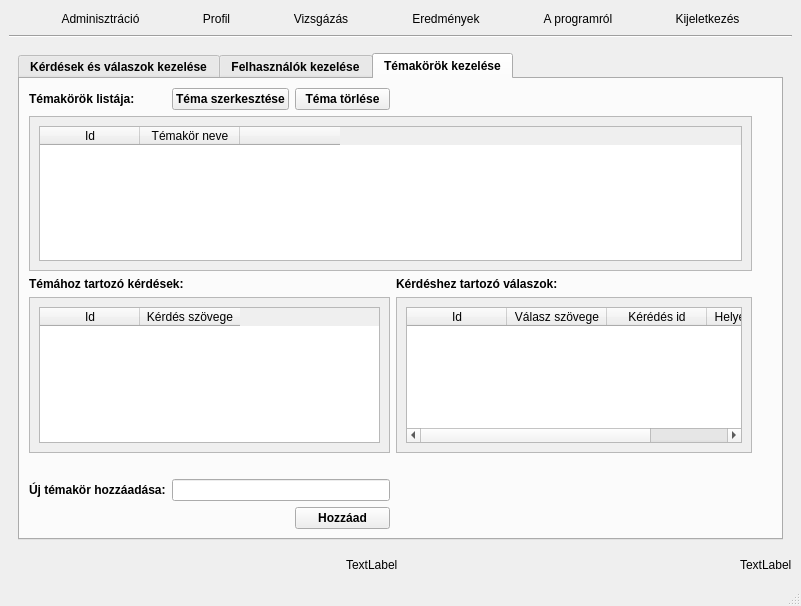
Above: Views/dashboardView.ui from cziner21/pyInstructor before the change. Below: the same form after it.
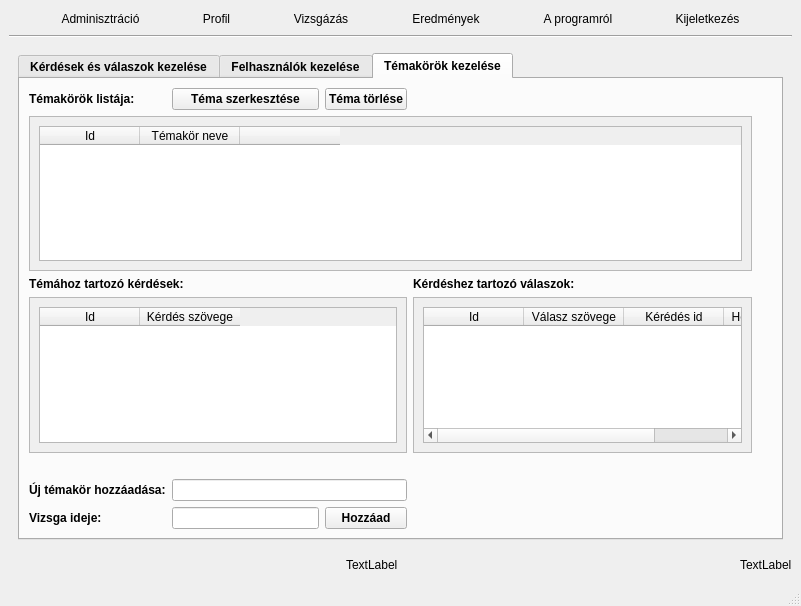
That is the form after the change. The open tabs and pages were chosen to show the change. Icons and pictures are not drawn.

Commit message:
Témakörönként dinamikusan lehessen beállítani a vizsga idejét
Db backup, stb...

What changed in the file:
```diff
--- a/Views/dashboardView.ui
+++ b/Views/dashboardView.ui
@@ -1094,19 +1094,6 @@
               </widget>
              </widget>
             </item>
-            <item row="7" column="0" colspan="2">
-             <spacer name="horizontalSpacer_5">
-              <property name="orientation">
-               <enum>Qt::Horizontal</enum>
-              </property>
-              <property name="sizeHint" stdset="0">
-               <size>
-                <width>258</width>
-                <height>20</height>
-               </size>
-              </property>
-             </spacer>
-            </item>
             <item row="6" column="3">
              <spacer name="horizontalSpacer_4">
               <property name="orientation">
@@ -1312,6 +1299,16 @@
               </property>
              </widget>
             </item>
+            <item row="7" column="0">
+             <widget class="QLabel" name="label_24">
+              <property name="text">
+               <string>&lt;html&gt;&lt;head/&gt;&lt;body&gt;&lt;p&gt;Vizsga ideje:&lt;/p&gt;&lt;/body&gt;&lt;/html&gt;</string>
+              </property>
+             </widget>
+            </item>
+            <item row="7" column="1">
+             <widget class="QLineEdit" name="examTimeBox"/>
+            </item>
            </layout>
           </widget>
          </widget>
```
Left out of the diff: 2 changed lines with no effect on the pictures. The commit also changes 64 other files.
